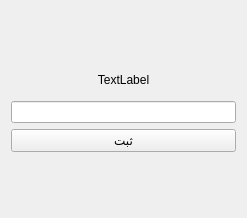
The window that addoption.ui (kia-far/QtDBS) describes before a commit, drawn with Qt 5.
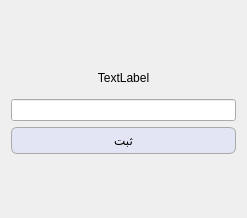
The same window after the commit.

Commit message: added stylesheet for buttons

What changed in the file:
```diff
--- a/addoption.ui
+++ b/addoption.ui
@@ -14,7 +14,30 @@
    <string>Form</string>
   </property>
   <property name="styleSheet">
-   <string notr="true">font: 12pt &quot;Segoe UI&quot;;</string>
+   <string notr="true">QPushButton {
+    background-color: rgb(228, 229, 244); /* Light gray background */
+    border: 1px solid #a9a9a9; /* Darker gray border for a 3D effect */
+    border-radius: 6px; /* Rounded corners */
+    padding: 5px 10px; /* Padding for a button-like appearance */
+    color: black; /* Text color */
+    
+    /* Subtle gradient for a shiny effect */
+    background: qlineargradient(spread:pad, x1:0, y1:0, x2:0, y2:1, 
+                                stop:0 #f0f0f0, stop:1 #d3d3d3);
+}
+
+QPushButton:hover {
+    background-color: #e6e6e6; /* Change to a lighter shade on hover */
+    border-color: #b0b0b0; /* Change border color on hover */
+}
+
+QPushButton:pressed {
+    background-color: #bfbfbf; /* Darker gray when pressed */
+    border-color: #808080; /* Slightly darker border when pressed */
+}
+
+
+QWidget {font: 12pt &quot;Segoe UI&quot;;}</string>
   </property>
   <layout class="QVBoxLayout" name="verticalLayout_2">
    <item>
```
The commit also changes 29 other files.
